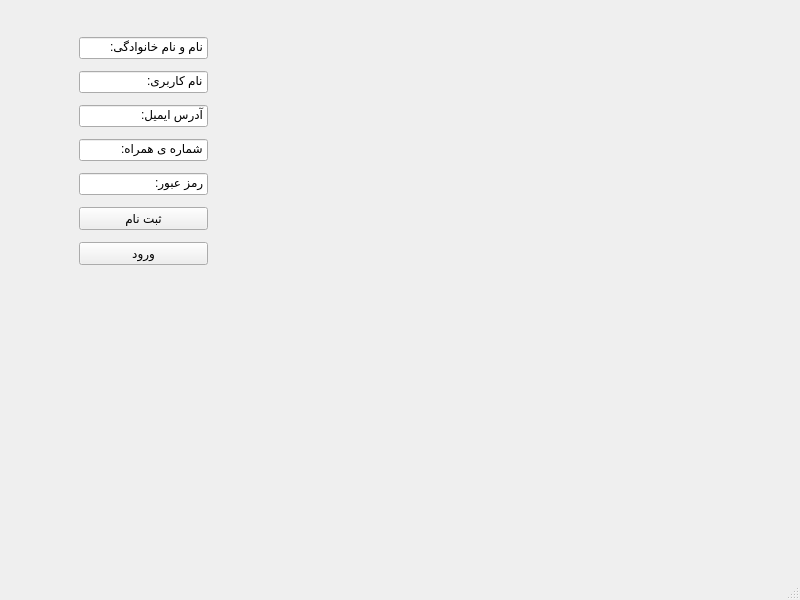
Above: mainwindow.ui from asgariraya-bot/Kalanet-application2 before the change. Below: the same form after it.
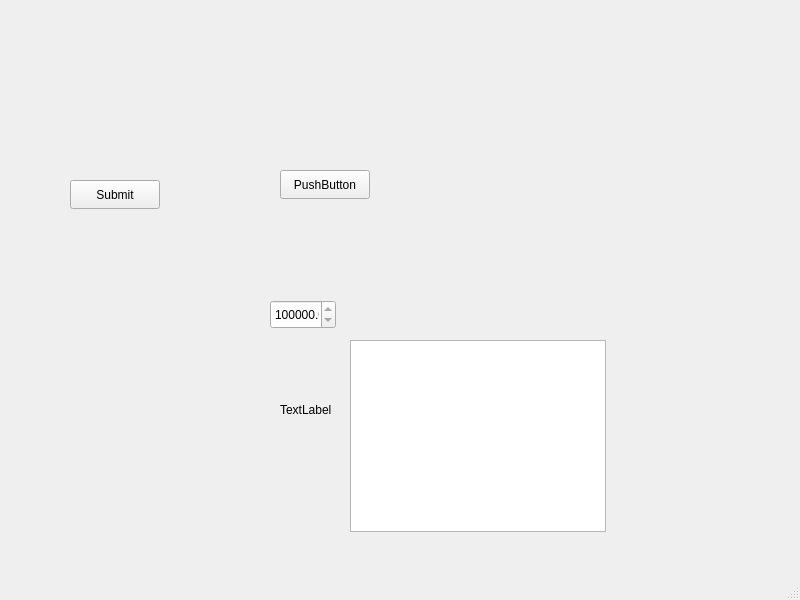
That is the form after the change. The open tabs and pages were chosen to show the change.

```diff
--- a/mainwindow.ui
+++ b/mainwindow.ui
@@ -17,185 +17,81 @@
    <string/>
   </property>
   <widget class="QWidget" name="centralwidget">
-   <widget class="QStackedWidget" name="stackedWidget">
+   <widget class="QDoubleSpinBox" name="doubleSpinBox">
+    <property name="geometry">
+     <rect>
+      <x>270</x>
+      <y>300</y>
+      <width>66</width>
+      <height>29</height>
+     </rect>
+    </property>
+    <property name="minimum">
+     <double>999999999.000000000000000</double>
+    </property>
+   </widget>
+   <widget class="QLabel" name="label">
+    <property name="geometry">
+     <rect>
+      <x>280</x>
+      <y>400</y>
+      <width>63</width>
+      <height>20</height>
+     </rect>
+    </property>
+    <property name="text">
+     <string>TextLabel</string>
+    </property>
+    <property name="scaledContents">
+     <bool>true</bool>
+    </property>
+   </widget>
+   <widget class="QPushButton" name="pushButton">
+    <property name="geometry">
+     <rect>
+      <x>280</x>
+      <y>170</y>
+      <width>90</width>
+      <height>29</height>
+     </rect>
+    </property>
+    <property name="text">
+     <string>PushButton</string>
+    </property>
+   </widget>
+   <widget class="QPushButton" name="pushButton_2">
     <property name="geometry">
      <rect>
       <x>70</x>
-      <y>22</y>
-      <width>147</width>
-      <height>262</height>
+      <y>180</y>
+      <width>90</width>
+      <height>29</height>
      </rect>
     </property>
-    <property name="currentIndex">
-     <number>4</number>
+    <property name="text">
+     <string>Submit</string>
     </property>
-    <widget class="QWidget" name="page">
-     <layout class="QVBoxLayout" name="verticalLayout">
-      <item>
-       <widget class="QPushButton" name="userModeButton">
-        <property name="text">
-         <string>ورود کاربر</string>
-        </property>
-       </widget>
-      </item>
-      <item>
-       <widget class="QPushButton" name="adminModeButton">
-        <property name="text">
-         <string>ورود مدیر</string>
-        </property>
-       </widget>
-      </item>
-     </layout>
-    </widget>
-    <widget class="QWidget" name="page_3">
-     <layout class="QVBoxLayout" name="verticalLayout_3">
-      <item>
-       <widget class="QLineEdit" name="adminPasswordLineEdit">
-        <property name="text">
-         <string>رمز مدیر:</string>
-        </property>
-       </widget>
-      </item>
-      <item>
-       <widget class="QPushButton" name="adminLoginButton">
-        <property name="text">
-         <string>ورود</string>
-        </property>
-       </widget>
-      </item>
-     </layout>
-    </widget>
-    <widget class="QWidget" name="page_7">
-     <layout class="QVBoxLayout" name="verticalLayout_5">
-      <item>
-       <widget class="QLineEdit" name="nameLineEdit">
-        <property name="text">
-         <string>نام و نام خانوادگی:</string>
-        </property>
-       </widget>
-      </item>
-      <item>
-       <widget class="QLineEdit" name="usernameLineEdit">
-        <property name="text">
-         <string>نام کاربری:</string>
-        </property>
-       </widget>
-      </item>
-      <item>
-       <widget class="QLineEdit" name="emailLineEdit">
-        <property name="text">
-         <string>آدرس ایمیل:</string>
-        </property>
-       </widget>
-      </item>
-      <item>
-       <widget class="QLineEdit" name="phoneLineEdit">
-        <property name="text">
-         <string>شماره ی همراه:</string>
-        </property>
-       </widget>
-      </item>
-      <item>
-       <widget class="QLineEdit" name="passwordLineEdit">
-        <property name="text">
-         <string>رمز عبور:</string>
-        </property>
-       </widget>
-      </item>
-      <item>
-       <widget class="QPushButton" name="signupButton">
-        <property name="text">
-         <string>ثبت نام</string>
-        </property>
-       </widget>
-      </item>
-      <item>
-       <widget class="QPushButton" name="userLoginButton">
-        <property name="text">
-         <string>ورود</string>
-        </property>
-       </widget>
-      </item>
-     </layout>
-    </widget>
-    <widget class="QWidget" name="page_2">
-     <layout class="QVBoxLayout" name="verticalLayout_4">
-      <item>
-       <widget class="QPushButton" name="btnCreateAd">
-        <property name="text">
-         <string>ثبت آگهی</string>
-        </property>
-       </widget>
-      </item>
-      <item>
-       <widget class="QPushButton" name="btnViewAd">
-        <property name="text">
-         <string>مشاهده ی آگهی </string>
-        </property>
-       </widget>
-      </item>
-      <item>
-       <widget class="QPushButton" name="btnCart">
-        <property name="text">
-         <string>سبد خرید</string>
-        </property>
-       </widget>
-      </item>
-      <item>
-       <widget class="QPushButton" name="btnWallet">
-        <property name="text">
-         <string>کیف پول</string>
-        </property>
-       </widget>
-      </item>
-      <item>
-       <widget class="QPushButton" name="btnUserProfile">
-        <property name="text">
-         <string>پروفایل کاربری</string>
-        </property>
-       </widget>
-      </item>
-      <item>
-       <widget class="QPushButton" name="btnUserLogout">
-        <property name="text">
-         <string>خروج</string>
-        </property>
-       </widget>
-      </item>
-     </layout>
-    </widget>
-    <widget class="QWidget" name="page_4">
-     <layout class="QVBoxLayout" name="verticalLayout_2">
-      <item>
-       <widget class="QPushButton" name="btnViewSystemStats">
-        <property name="text">
-         <string>آمار کلی سامانه</string>
-        </property>
-       </widget>
-      </item>
-      <item>
-       <widget class="QPushButton" name="btManageAds">
-        <property name="text">
-         <string>تایید/رد آگهی ها</string>
-        </property>
-       </widget>
-      </item>
-      <item>
-       <widget class="QPushButton" name="btnServerSetings">
-        <property name="text">
-         <string>مدیریت تنظیمات </string>
-        </property>
-       </widget>
-      </item>
-      <item>
-       <widget class="QPushButton" name="btnAdminLogout">
-        <property name="text">
-         <string>خروج</string>
-        </property>
-       </widget>
-      </item>
-     </layout>
-    </widget>
+   </widget>
+   <widget class="QWidget" name="verticalLayoutWidget">
+    <property name="geometry">
+     <rect>
+      <x>80</x>
+      <y>90</y>
+      <width>160</width>
+      <height>80</height>
+     </rect>
+    </property>
+    <layout class="QVBoxLayout" name="verticalLayout"/>
+   </widget>
+   <widget class="QListWidget" name="adsListWidget">
+    <property name="geometry">
+     <rect>
+      <x>350</x>
+      <y>340</y>
+      <width>256</width>
+      <height>192</height>
+     </rect>
+    </property>
    </widget>
   </widget>
   <widget class="QMenuBar" name="menubar">
```
Left out of the diff: 7 changed lines with no effect on the pictures.
